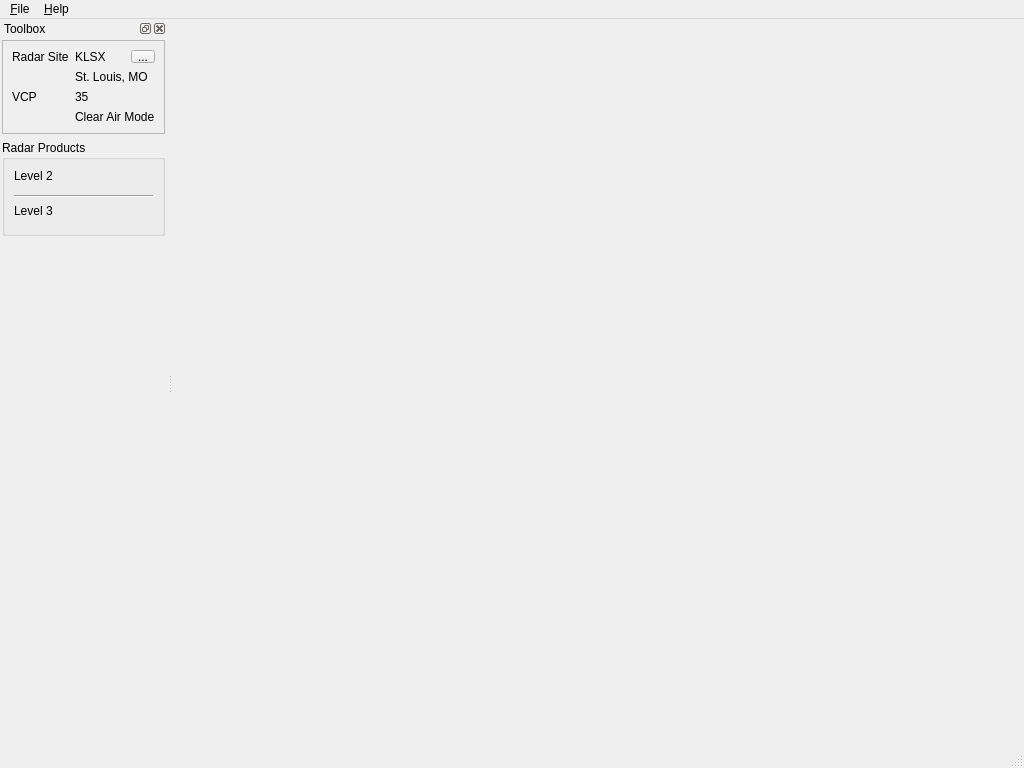
dpaulat/supercell-wx, file scwx-qt/source/scwx/qt/main/main_window.ui: the form before one commit.
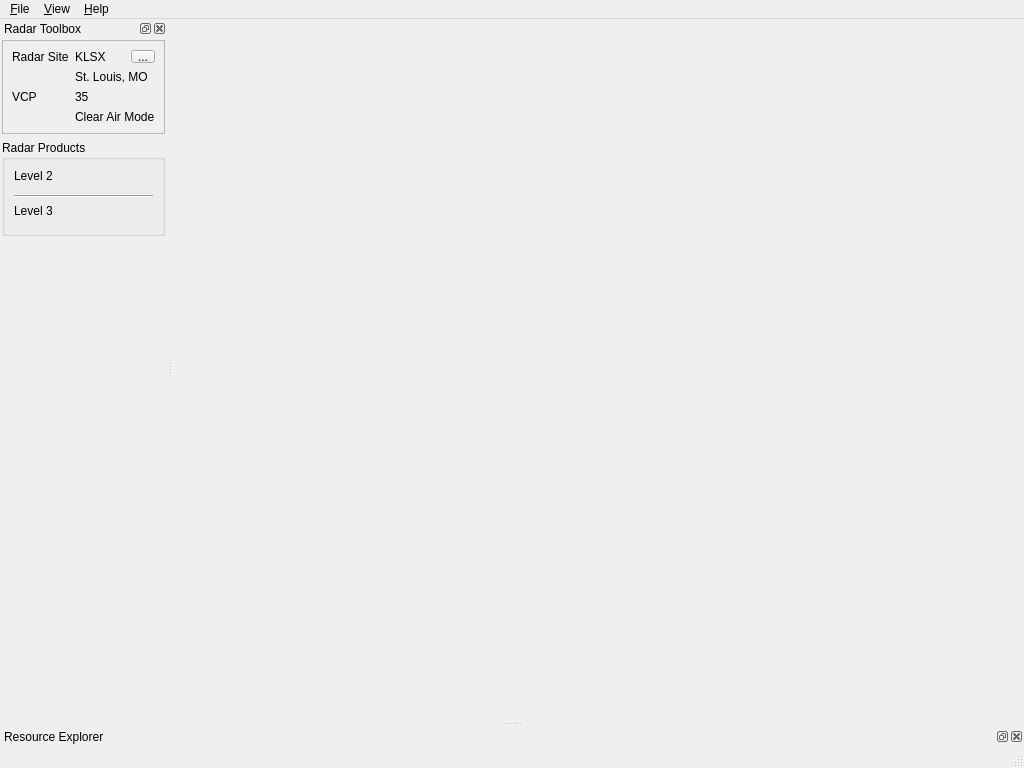
The form after the commit.

Commit message: Add Resource Explorer dock and menu

What changed in the file:
```diff
--- a/scwx-qt/source/scwx/qt/main/main_window.ui
+++ b/scwx-qt/source/scwx/qt/main/main_window.ui
@@ -52,13 +52,21 @@
     </property>
     <addaction name="actionAboutSupercellWx"/>
    </widget>
+   <widget class="QMenu" name="menuView">
+    <property name="title">
+     <string>&amp;View</string>
+    </property>
+    <addaction name="actionRadarToolbox"/>
+    <addaction name="actionResourceExplorer"/>
+   </widget>
    <addaction name="menuFile"/>
+   <addaction name="menuView"/>
    <addaction name="menuHelp"/>
   </widget>
   <widget class="QStatusBar" name="statusbar"/>
   <widget class="QDockWidget" name="radarToolboxDock">
    <property name="windowTitle">
-    <string>Toolbox</string>
+    <string>Radar Toolbox</string>
    </property>
    <attribute name="dockWidgetArea">
     <number>1</number>
@@ -217,6 +225,15 @@
     </layout>
    </widget>
   </widget>
+  <widget class="QDockWidget" name="resourceExplorerDock">
+   <property name="windowTitle">
+    <string>Resource Explorer</string>
+   </property>
+   <attribute name="dockWidgetArea">
+    <number>8</number>
+   </attribute>
+   <widget class="QWidget" name="dockWidgetContents"/>
+  </widget>
   <action name="actionExit">
    <property name="text">
     <string>E&amp;xit</string>
```
Left out of the diff: 10 changed lines with no effect on the pictures. The commit also changes 1 other file.
